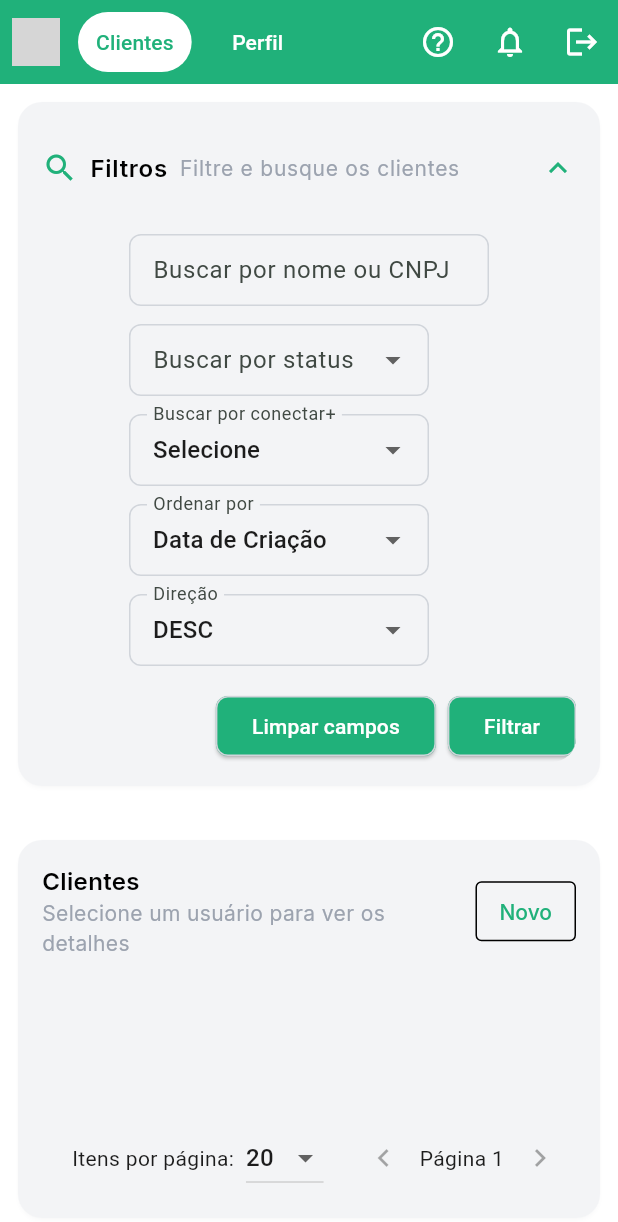
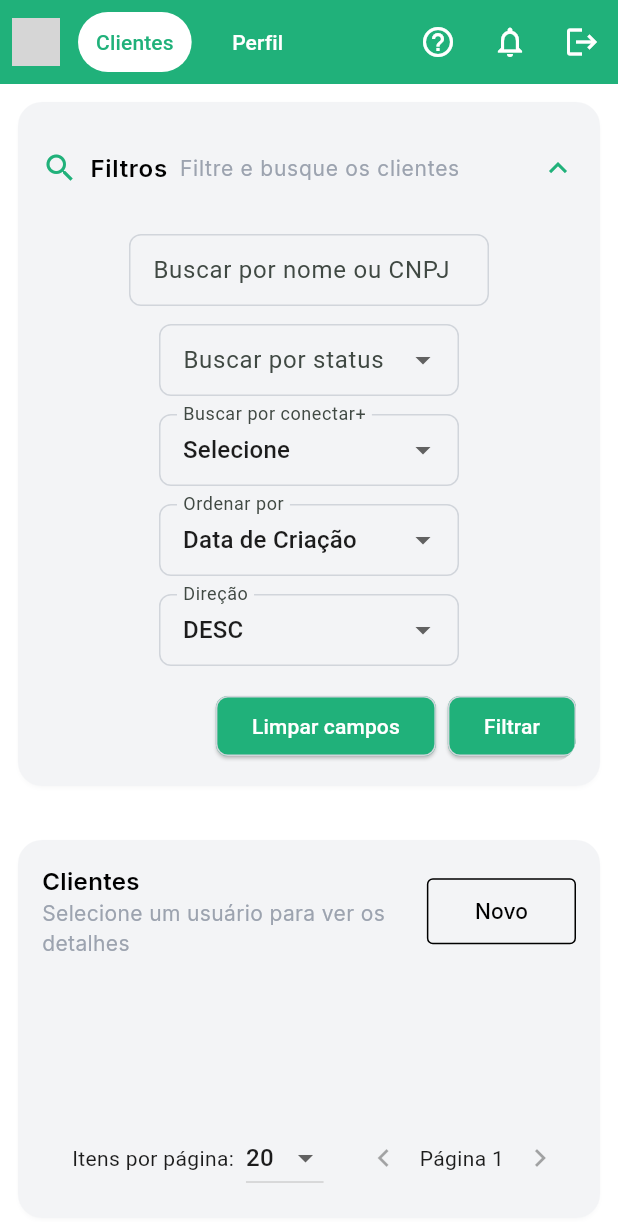
Before and after one commit to muthmedeiros/conectar_app, a Flutter app: the HomePage screen opened directly, after a tap on "Clientes", on a phone screen of 412 x 824 dp. Shown: the top 1222 px of the screen. Run offline on Flutter 3.47's test engine with Material 3 defaults, Android fonts, the phone set to English and light mode, and no system bars; our stand-ins replace dio, equatable, flutter_secure_storage, get_it, go_router, google_fonts and 2 more; missing offline and left inert: cpf_cnpj_validator; accounts and stored records are empty; network calls fail; statements that could not run were skipped; grey boxes are pictures that could not be loaded.

Commit message:
fix: small fixes on the filter wrapping and the new client button

```diff
--- a/lib/features/clients/presentation/pages/view/widgets/clients_filter_section.dart
+++ b/lib/features/clients/presentation/pages/view/widgets/clients_filter_section.dart
@@ -94,6 +94,7 @@ class _ClientsFilterSectionState extends State<ClientsFilterSection> {
             Wrap(
               spacing: TSpacing.lg,
               runSpacing: TSpacing.md,
+              alignment: WrapAlignment.center,
               children: [
                 SizedBox(
                   width: 240,
--- a/lib/features/clients/presentation/pages/view/widgets/clients_listing_section.dart
+++ b/lib/features/clients/presentation/pages/view/widgets/clients_listing_section.dart
@@ -51,26 +51,29 @@ class ClientsListingSection extends StatelessWidget {
                 OutlinedButton(
                   style: ElevatedButton.styleFrom(
                     shape: RoundedRectangleBorder(borderRadius: BorderRadius.circular(TRadius.xs)),
-                    side: const BorderSide(color: TColors.neutral100),
+                    side: const BorderSide(),
                     backgroundColor: TColors.neutral3,
-                    textStyle: TTypography.interMedium(
-                      color: TColors.neutral100,
-                      fontSize: TFontSizes.sm,
-                    ),
                     padding: const EdgeInsets.symmetric(
-                      horizontal: TSpacing.lg,
-                      vertical: TSpacing.sm,
+                      horizontal: TSpacing.xxl,
+                      vertical: TSpacing.md,
                     ),
                   ),
                   onPressed: () => context.push('/home/clients/new').then((didCreate) {
                     if (didCreate == true && context.mounted) {
                       context.read<ClientsController>().fetch();
+
                       ScaffoldMessenger.of(
                         context,
                       ).showSnackBar(const SnackBar(content: Text('Cliente criado com sucesso!')));
                     }
                   }),
-                  child: const Text('Novo'),
+                  child: Text(
+                    'Novo',
+                    style: TTypography.interMedium(
+                      color: TColors.neutral100,
+                      fontSize: TFontSizes.sm,
+                    ),
+                  ),
                 ),
               ],
             ),
```
